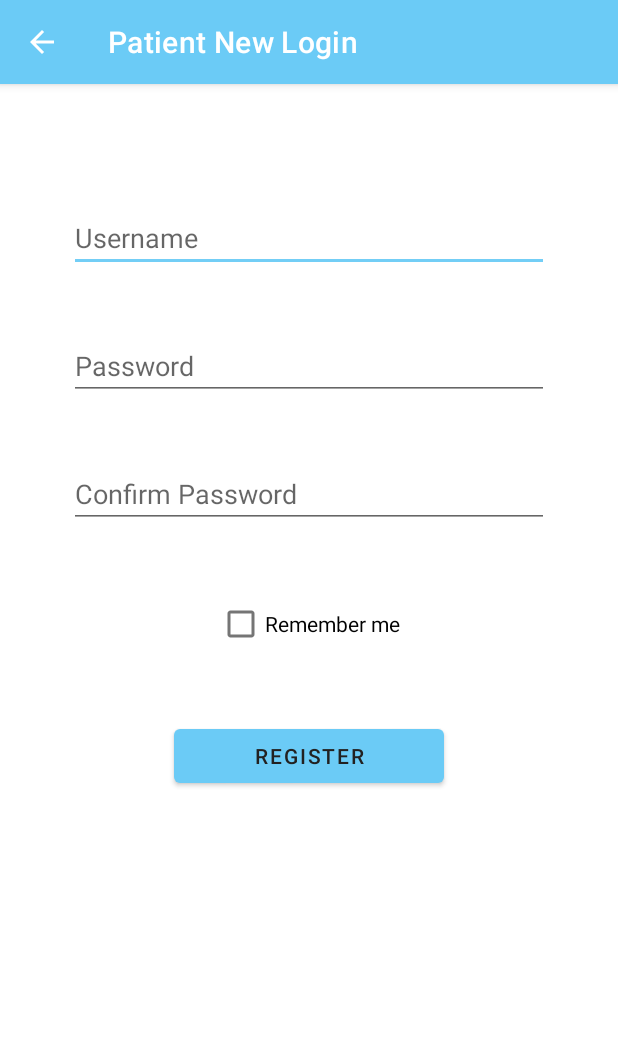
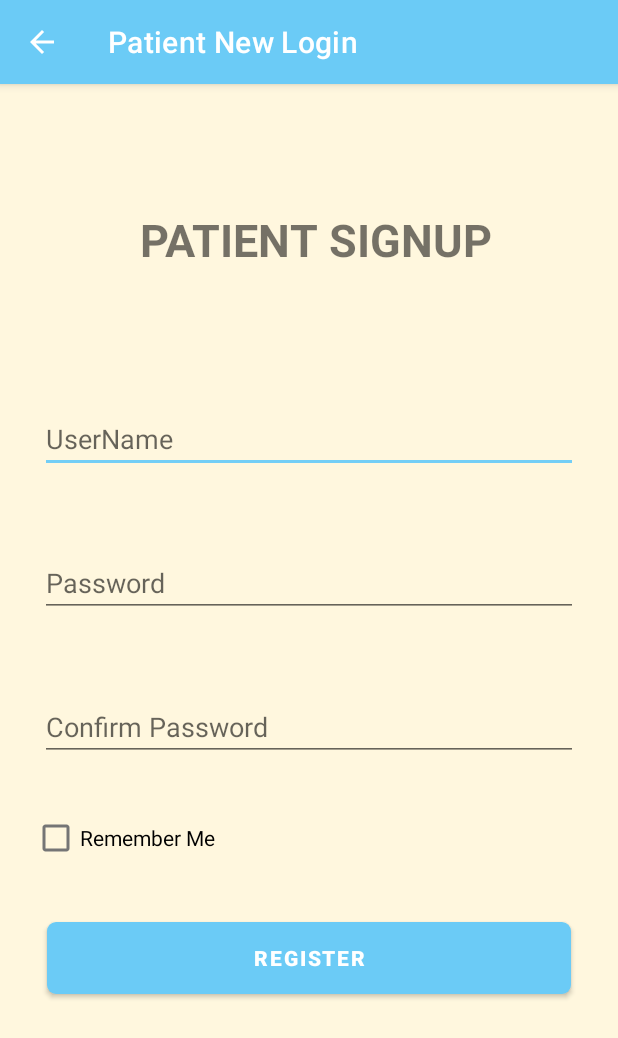
Before and after one commit to pratiktikande/Hackathon, an Android app: the patient_new screen opened directly, with no data from a screen before it, on a phone screen of 412 x 824 dp. Shown: the top 1038 px of the screen. Run offline under Robolectric (Android 15) with nearby library versions, the phone set to English and light mode, and no system bars; our stand-ins replace Firebase (no records; nobody signed in at launch, a user with empty details on screens opened directly).

Commit message:
login pages

```diff
--- /dev/null
+++ b/app/src/main/res/drawable/backgroundbutton.xml
@@ -0,0 +1,8 @@
+<?xml version="1.0" encoding="utf-8"?>
+<shape xmlns:android="http://schemas.android.com/apk/res/android"
+    android:shape="rectangle">
+
+    <solid android:color="#FFC107"/>
+    <corners android:radius="6dp"/>
+
+</shape>
--- a/app/src/main/res/layout/activity_patient_new.xml
+++ b/app/src/main/res/layout/activity_patient_new.xml
@@ -1,63 +1,73 @@
 <?xml version="1.0" encoding="utf-8"?>
-<RelativeLayout xmlns:android="http://schemas.android.com/apk/res/android"
+<androidx.constraintlayout.widget.ConstraintLayout xmlns:android="http://schemas.android.com/apk/res/android"
     xmlns:app="http://schemas.android.com/apk/res-auto"
     xmlns:tools="http://schemas.android.com/tools"
     android:layout_width="match_parent"
     android:layout_height="match_parent"
-    tools:context=".patient_new">
+    tools:ignore="MissingDefaultResource"
+    android:background="#21FFC107"
+    tools:context=".MainActivity">
+
+    <LinearLayout
+        android:layout_width="409dp"
+        android:layout_height="729dp"
+        android:orientation="vertical"
+        app:layout_constraintBottom_toBottomOf="parent"
+        app:layout_constraintEnd_toEndOf="parent"
+        app:layout_constraintStart_toStartOf="parent"
+        app:layout_constraintTop_toTopOf="parent">
+
+        <TextView
+            android:id="@+id/textView"
+            android:layout_width="317dp"
+            android:layout_height="69dp"
+            android:layout_margin="50dp"
+            android:gravity="center"
+            android:text="PATIENT SIGNUP"
+            android:textSize="30sp"
+            android:textStyle="bold" />
 
         <EditText
             android:id="@+id/editTextTextPersonName3"
-        android:layout_width="wrap_content"
+            android:layout_width="match_parent"
             android:layout_height="wrap_content"
-        android:layout_marginTop="80dp"
-        android:ems="15"
-        android:hint="Username"
+            android:layout_margin="25dp"
+            android:ems="10"
             android:inputType="textPersonName"
-        android:layout_centerHorizontal="true"
-        />
+            android:hint="UserName" />
 
         <EditText
             android:id="@+id/editTextTextPassword2"
-        android:layout_width="wrap_content"
+            android:layout_width="match_parent"
             android:layout_height="wrap_content"
-        android:layout_marginTop="40dp"
-        android:ems="15"
-        android:hint="Password"
-        android:layout_centerHorizontal="true"
-        android:layout_below="@id/editTextTextPersonName3"
-        />
+            android:layout_margin="25dp"
+            android:ems="10"
+            android:hint="Password" />
 
         <EditText
             android:id="@+id/editTextTextPassword3"
-        android:layout_width="wrap_content"
+            android:layout_width="match_parent"
             android:layout_height="wrap_content"
-        android:layout_marginTop="40dp"
-        android:ems="15"
-        android:hint="Confirm Password"
+            android:layout_margin="25dp"
+            android:ems="10"
             android:inputType="textPassword"
-        android:layout_centerHorizontal="true"
-        android:layout_below="@id/editTextTextPassword2"
-        />
+            android:hint="Confirm Password" />
+
+        <CheckBox
+            android:id="@+id/cb1"
+            android:layout_width="175dp"
+            android:layout_height="52dp"
+            android:layout_marginLeft="20dp"
+            android:text="Remember Me" />
 
         <Button
             android:id="@+id/button5"
-        android:layout_width="wrap_content"
+            android:layout_width="match_parent"
             android:layout_height="wrap_content"
-        android:text="Register"
-        android:layout_marginTop="40dp"
-        android:layout_below="@id/cb1"
-        android:layout_centerHorizontal="true"
-        android:width="180dp"
-        />
-
-    <CheckBox
-        android:id="@+id/cb1"
-        android:layout_width="wrap_content"
-        android:layout_height="wrap_content"
-        android:layout_marginTop="40dp"
-        android:text="Remember me"
-        android:layout_centerHorizontal="true"
-        android:layout_below="@id/editTextTextPassword3"
-        />
-</RelativeLayout>
+            android:layout_margin="30dp"
+            android:background="@drawable/backgroundbutton"
+            android:text="REGISTER"
+            android:textColor="@color/white1"
+            android:textStyle="bold" />
+    </LinearLayout>
+</androidx.constraintlayout.widget.ConstraintLayout>
--- a/app/src/main/res/values/strings.xml
+++ b/app/src/main/res/values/strings.xml
@@ -26,4 +26,6 @@
     <!-- TODO: Remove or change this placeholder text -->
     <string name="hello_blank_fragment">Hello blank fragment</string>
 
+    <string name="we_will_send_you_an_one_time_otp_on_this_given_mobile_number">We will send you an one time otp on this given mobile number</string>
+    <string name="patient_login">PATIENT LOGIN</string>
 </resources>
```
Also changed, not shown: app/src/main/java/com/example/databytes/hospital_login.java (+10 -1 lines), app/src/main/java/com/example/databytes/patient_login.java (+10 -1 lines), app/src/main/res/layout/activity_hospital_login.xml (+84 -52 lines), app/src/main/res/layout/activity_hospital_new.xml (+48 -41 lines), app/src/main/res/layout/patient_login.xml (+75 -34 lines), app/src/main/res/values/colors.xml (+7 -0 lines), app/src/main/res/drawable/doctor.png (added), app/src/main/res/drawable/patient.png (added). Lines whose indentation alone changed are shown as unchanged.
